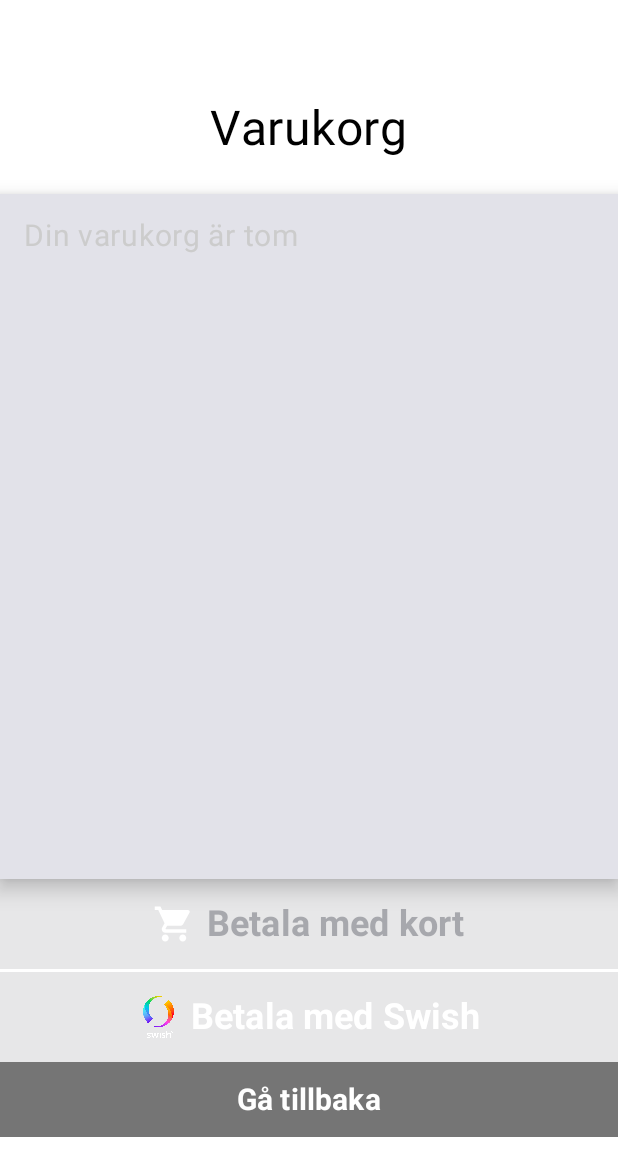
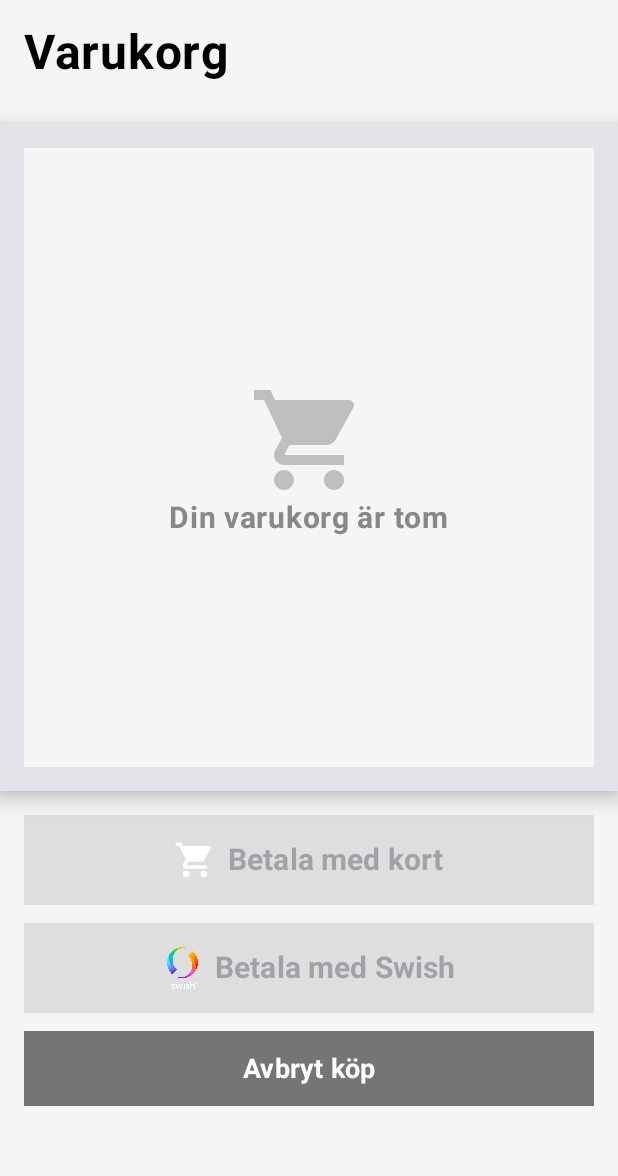
Before and after one commit to JohannesL2/terminal-ux700, an Android app built with Jetpack Compose: the SecondScreen screen opened through its navigation route, on a phone screen of 412 x 824 dp. Shown: the top 1176 px of the screen. Run offline under Robolectric (Android 15) with nearby library versions, the phone set to English and light mode, and no system bars; our stand-ins replace Room's generated code; libraries missing offline, so code that uses them is left out: androidx.core.view, com.jakewharton.threetenabp; 2 statements that could not run were skipped.

Commit message:
changed empty cart screen

```diff
--- a/app/src/main/java/com/example/test_design/MainActivity.kt
+++ b/app/src/main/java/com/example/test_design/MainActivity.kt
@@ -585,25 +585,39 @@ class MainActivity : ComponentActivity() {
         Box(
             modifier = Modifier
                 .fillMaxSize()
-                .background(Color.White)
-                .navigationBarsPadding(),
-            contentAlignment = Alignment.Center
+                .background(Color(0xFFF5F5F5))
+                .navigationBarsPadding()
         ) {
-            Column(horizontalAlignment = Alignment.CenterHorizontally) {
-                Text("Varukorg", color = Color.Black, fontSize = 32.sp)
+            Column(
+                modifier = Modifier.fillMaxSize(),
+                horizontalAlignment = Alignment.CenterHorizontally
+            )
+            {
+
+                Box(
+                    modifier = Modifier
+                        .fillMaxWidth()
+                        .padding(16.dp)
+                ) {
+                    Text(
+                        text = "Varukorg",
+                        fontSize = 32.sp,
+                        fontWeight = FontWeight.Bold,
+                        color = Color.Black
+                    )
+                }
+                Spacer(modifier = Modifier.height(12.dp))
+
+                CartSummary(cart)
+
+                Spacer(modifier = Modifier.height(16.dp))
 
                 Column(
                     modifier = Modifier
                         .fillMaxWidth()
+                        .padding(horizontal = 16.dp),
+                    verticalArrangement = Arrangement.spacedBy(12.dp)
                 ) {
-                    Text(
-                        text = "Lägg till ny produkt",
-                        fontSize = 18.sp,
-                        fontWeight = FontWeight.Bold,
-                        color = Color.White
-                    )
-                }
-                CartSummary(cart)
                     Button(
                         onClick = { navController.navigate("pinScreen") },
                         colors = ButtonDefaults.buttonColors(
@@ -627,16 +641,17 @@ class MainActivity : ComponentActivity() {
                             )
                             Spacer(modifier = Modifier.width(8.dp))
                             Text(
-                            text = "Betala med kort", fontSize = 24.sp, fontWeight = FontWeight.Bold
+                                text = "Betala med kort",
+                                fontSize = 20.sp,
+                                fontWeight = FontWeight.Bold
                             )
                         }
                     }
 
-                Spacer(modifier = Modifier.height(2.dp))
                     Button(
                         onClick = { navController.navigate("pinScreen") },
                         colors = ButtonDefaults.buttonColors(
-                        containerColor = if (cart.isNotEmpty()) Color(0xFF27AE60) else Color.Gray
+                            containerColor = if (cart.isNotEmpty()) Color(0xFF6200EE) else Color.Gray
                         ),
                         shape = RoundedCornerShape(0.dp),
                         modifier = Modifier
@@ -656,8 +671,7 @@ class MainActivity : ComponentActivity() {
                             Spacer(modifier = Modifier.width(8.dp))
                             Text(
                                 "Betala med Swish",
-                            fontSize = 24.sp,
-                            color = Color.White,
+                                fontSize = 20.sp,
                                 fontWeight = FontWeight.Bold
                             )
                         }
@@ -670,7 +684,8 @@ class MainActivity : ComponentActivity() {
                         modifier = Modifier
                             .fillMaxWidth()
                             .height(50.dp)
-                ) { Text(text = "Gå tillbaka", fontSize = 20.sp, fontWeight = FontWeight.Bold) }
+                    ) { Text(text = "Avbryt köp", fontSize = 18.sp, fontWeight = FontWeight.Bold) }
+                }
             }
         }
     }
@@ -686,7 +701,26 @@ class MainActivity : ComponentActivity() {
         ) {
             Column(modifier = Modifier.padding(16.dp)) {
                 if (cart.isEmpty()) {
-                    Text("Din varukorg är tom", color = Color.LightGray, fontSize = 20.sp)
+                    Column(
+                        modifier = Modifier
+                            .fillMaxSize()
+                            .background(Color(0xFFF5F5F5)),
+                        horizontalAlignment = Alignment.CenterHorizontally,
+                        verticalArrangement = Arrangement.Center
+                    ) {
+                        Icon(
+                            imageVector = Icons.Default.ShoppingCart,
+                            contentDescription = "Tom varukorg",
+                            tint = Color.Gray.copy(alpha = 0.5f),
+                            modifier = Modifier.size(80.dp)
+                        )
+                        Text(
+                            "Din varukorg är tom",
+                            color = Color.Gray,
+                            fontSize = 20.sp,
+                            fontWeight = FontWeight.Bold
+                        )
+                    }
                 } else {
 
                     LazyColumn(
```
Lines whose indentation alone changed are shown as unchanged.
